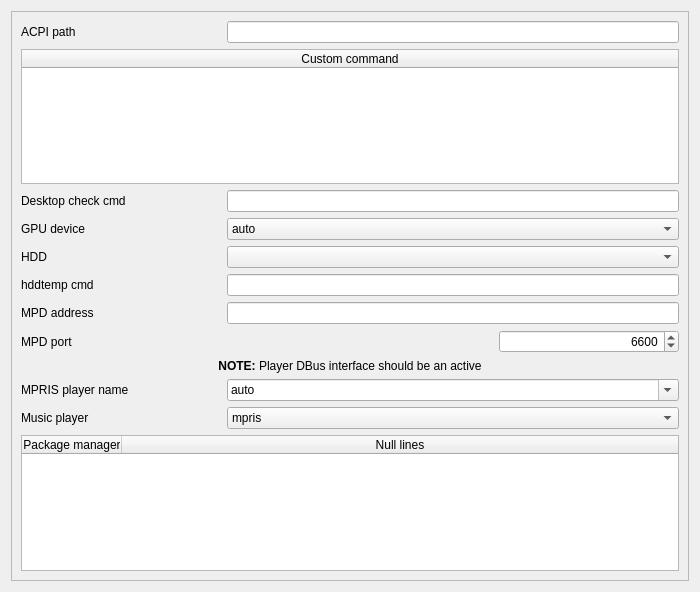
arcan1s/awesome-widgets, file sources/awesome-widget/deconfig.ui: the form before one commit.
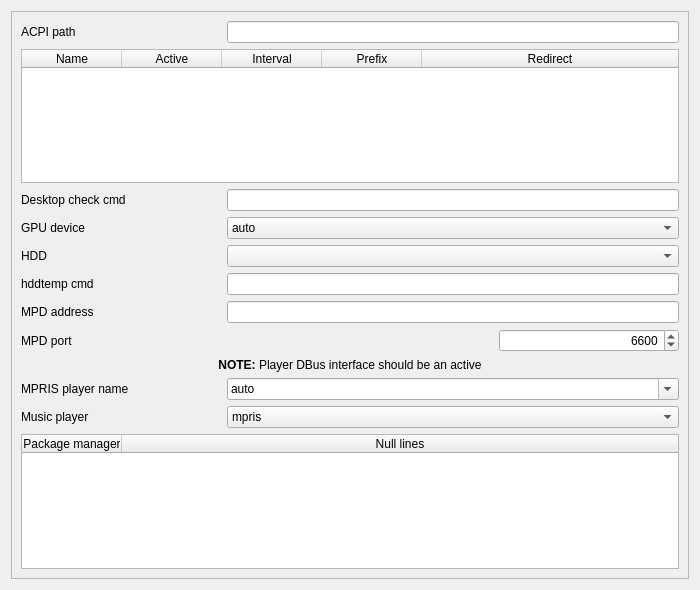
The form after the commit.

Commit message: implement script feature to the widget

```diff
--- a/sources/awesome-widget/deconfig.ui
+++ b/sources/awesome-widget/deconfig.ui
@@ -7,7 +7,7 @@
     <x>0</x>
     <y>0</y>
     <width>700</width>
-    <height>592</height>
+    <height>590</height>
    </rect>
   </property>
   <property name="sizePolicy">
@@ -43,7 +43,7 @@
         <x>0</x>
         <y>0</y>
         <width>684</width>
-        <height>576</height>
+        <height>574</height>
        </rect>
       </property>
       <layout class="QGridLayout" name="gridLayout">
@@ -457,7 +457,27 @@
          </attribute>
          <column>
           <property name="text">
-           <string>Custom command</string>
+           <string>Name</string>
+          </property>
+         </column>
+         <column>
+          <property name="text">
+           <string>Active</string>
+          </property>
+         </column>
+         <column>
+          <property name="text">
+           <string>Interval</string>
+          </property>
+         </column>
+         <column>
+          <property name="text">
+           <string>Prefix</string>
+          </property>
+         </column>
+         <column>
+          <property name="text">
+           <string>Redirect</string>
           </property>
          </column>
         </widget>
```
Left out of the diff: 3 changed lines with no effect on the pictures. The commit also changes 5 other files.
